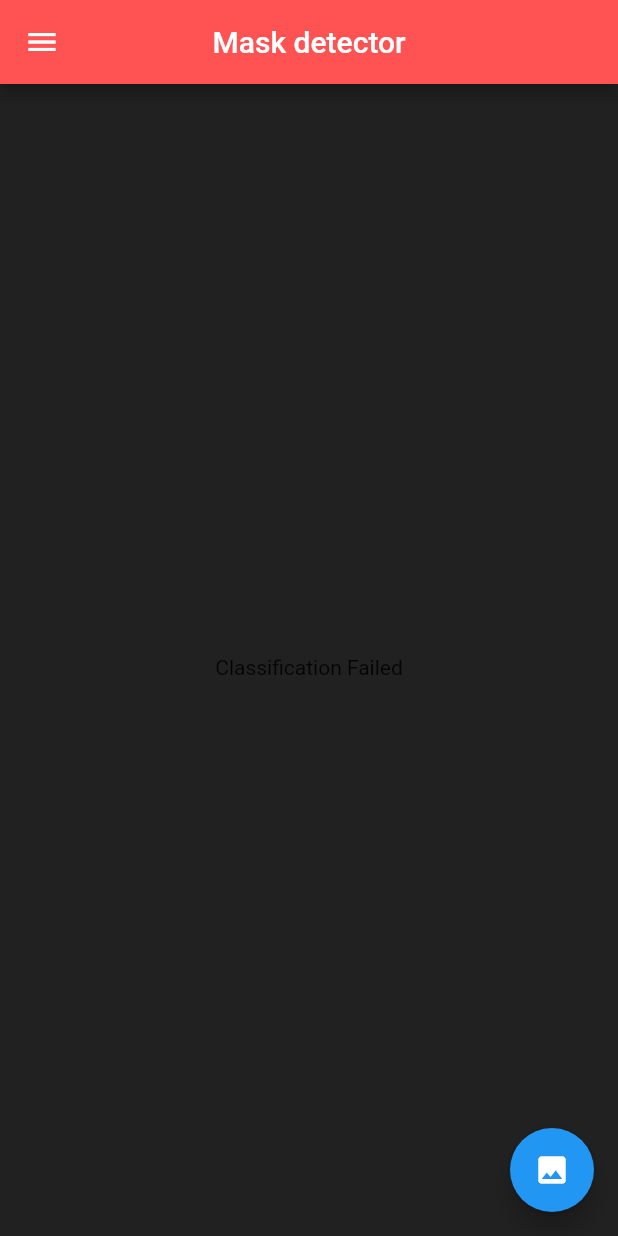
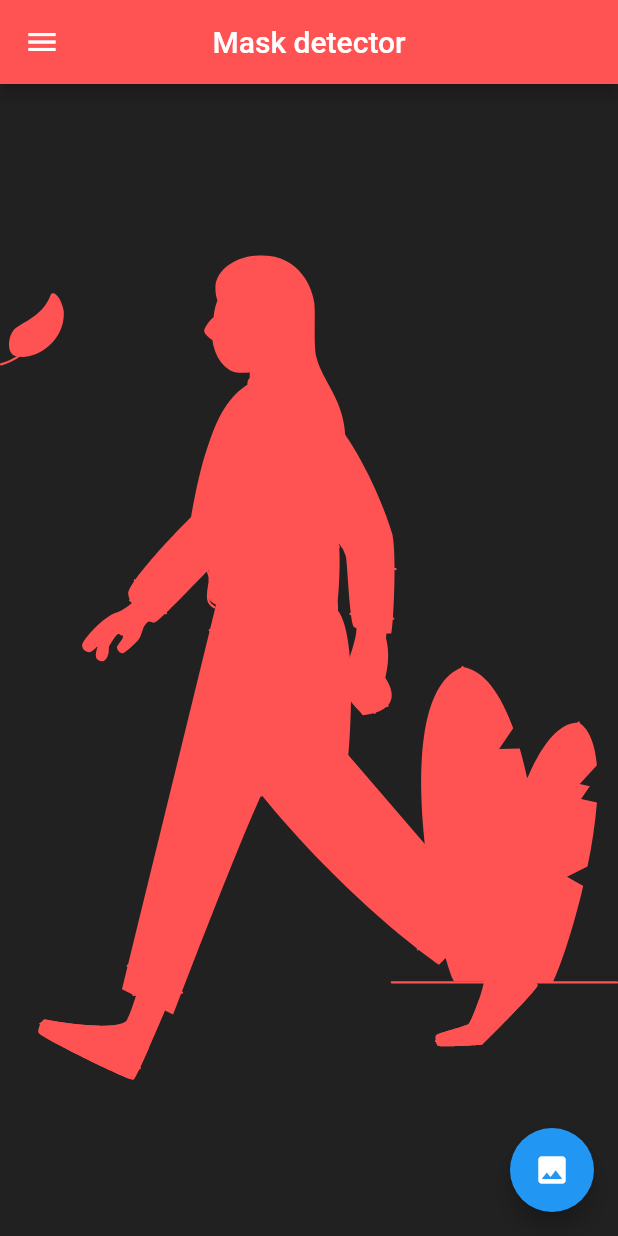
Before and after one commit to AniketSindhu/mask_detector, a Flutter app: the screen it shows after launch, on a phone screen of 412 x 824 dp. Run offline on Flutter 3.47's test engine with Material 2 defaults, Android fonts, the phone set to English and light mode, and no system bars; our stand-ins replace flutter_svg, image_picker; missing offline and left inert: tflite.

```diff
--- a/lib/main.dart
+++ b/lib/main.dart
@@ -133,7 +133,15 @@ classifyImage(File image) async {
                           Text("${(_outputs[0]["confidence"]*100).round()}%",style: TextStyle(color:Colors.purpleAccent,fontSize:20),)
                         ],
                       )
-                      : Text("Classification Failed",)
+                      : Container(
+                          child:SvgPicture.asset(
+                            'assets/mask-woman.svg',
+                            semanticsLabel: 'Mask woman',
+                            color: Colors.redAccent,
+                            width: MediaQuery.of(context).size.width,
+                            height: MediaQuery.of(context).size.height*0.8,
+                        )
+                      )
                 ],
               ),
             )
```
Also changed, not shown: assets/mask-woman.svg (added).
